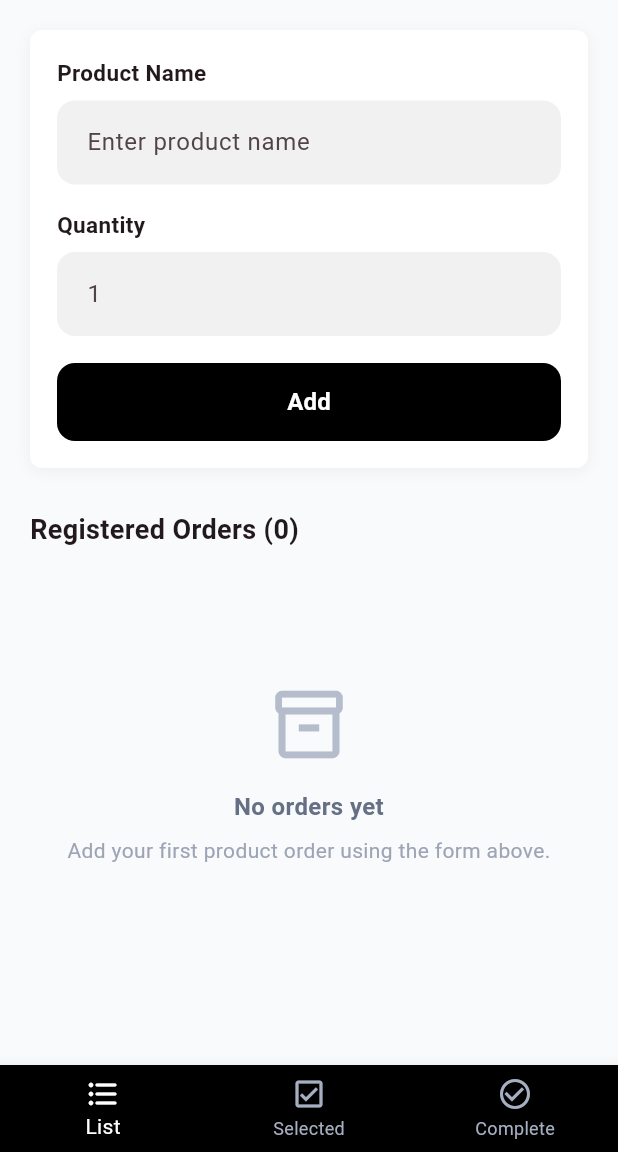
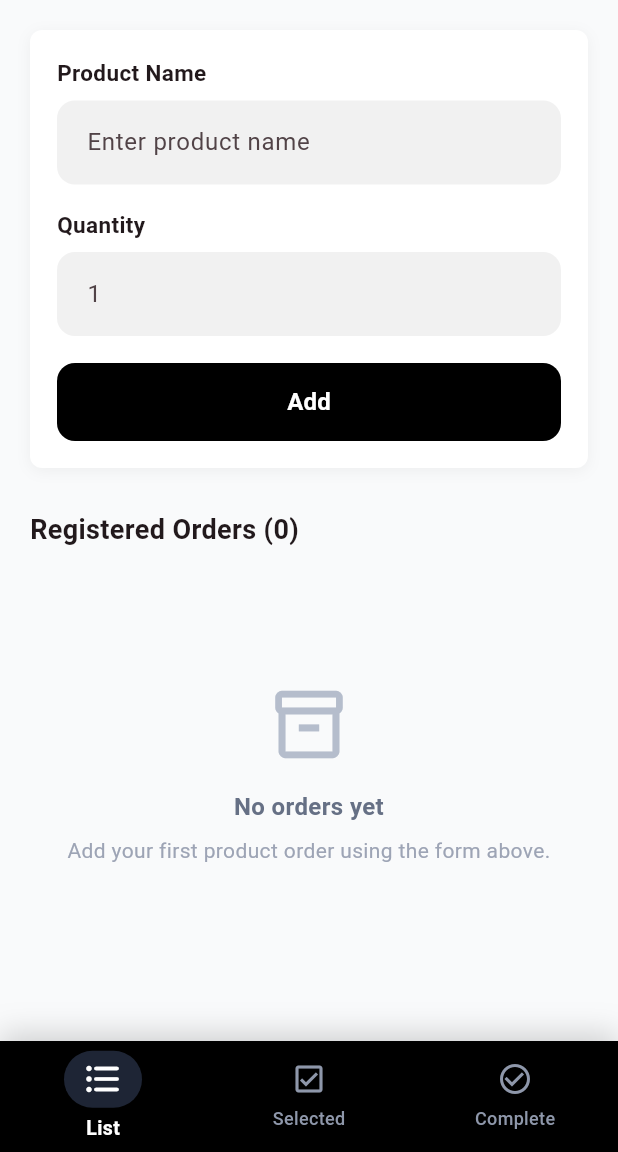
Before and after one commit to Abdallah-Abu-Shawish/github-training-project, a Flutter app: the screen it shows after launch, on a phone screen of 412 x 824 dp, the part 84-1236 px from its top. Run offline on Flutter 3.47's test engine with Material 3 defaults, Android fonts, the phone set to English and light mode, and no system bars; our stand-ins replace get, sqflite; accounts and stored records are empty.

Commit message:
feature branch commit: update bottom navigation design

```diff
--- a/lib/views/home_screen.dart
+++ b/lib/views/home_screen.dart
@@ -59,6 +59,17 @@ class _HomeScreenState extends State<HomeScreen> {
 
   void showCompleteMessage(int count) {
     showMessage('$count item(s) marked as complete!');
+  }
+
+  Widget selectedNavIcon(IconData icon) {
+    return Container(
+      padding: const EdgeInsets.symmetric(horizontal: 12, vertical: 5),
+      decoration: BoxDecoration(
+        color: const Color(0xFF1E2535),
+        borderRadius: BorderRadius.circular(20),
+      ),
+      child: Icon(icon),
+    );
   }
 
   @override
@@ -139,30 +150,70 @@ class _HomeScreenState extends State<HomeScreen> {
 
         return pages[currentIndex];
       }),
-      bottomNavigationBar: BottomNavigationBar(
+      bottomNavigationBar: Container(
+        decoration: BoxDecoration(
+          color: Colors.black,
+          boxShadow: [
+            BoxShadow(
+              color: Colors.black.withValues(alpha: 0.18),
+              blurRadius: 16,
+              offset: const Offset(0, -4),
+            ),
+          ],
+        ),
+        child: BottomNavigationBar(
           backgroundColor: Colors.black,
           selectedItemColor: Colors.white,
-        unselectedItemColor: const Color(0xFFA6AEC1),
+          unselectedItemColor: const Color(0xFF8E97AA),
           currentIndex: currentIndex,
           type: BottomNavigationBarType.fixed,
+          elevation: 0,
+          selectedFontSize: 13,
+          unselectedFontSize: 12,
+          selectedIconTheme: const IconThemeData(size: 28),
+          unselectedIconTheme: const IconThemeData(size: 24),
+          selectedLabelStyle: const TextStyle(fontWeight: FontWeight.w700),
+          unselectedLabelStyle: const TextStyle(fontWeight: FontWeight.w500),
           onTap: (index) {
             setState(() => currentIndex = index);
           },
-        items: const [
+          items: [
             BottomNavigationBarItem(
-            icon: Icon(Icons.format_list_bulleted_rounded),
+              icon: const Padding(
+                padding: EdgeInsets.only(bottom: 4),
+                child: Icon(Icons.format_list_bulleted_rounded),
+              ),
+              activeIcon: Padding(
+                padding: EdgeInsets.only(bottom: 4),
+                child: selectedNavIcon(Icons.format_list_bulleted_rounded),
+              ),
               label: 'List',
             ),
             BottomNavigationBarItem(
-            icon: Icon(Icons.check_box_outlined),
+              icon: const Padding(
+                padding: EdgeInsets.only(bottom: 4),
+                child: Icon(Icons.check_box_outlined),
+              ),
+              activeIcon: Padding(
+                padding: EdgeInsets.only(bottom: 4),
+                child: selectedNavIcon(Icons.check_box_outlined),
+              ),
               label: 'Selected',
             ),
             BottomNavigationBarItem(
-            icon: Icon(Icons.check_circle_outline),
+              icon: const Padding(
+                padding: EdgeInsets.only(bottom: 4),
+                child: Icon(Icons.check_circle_outline),
+              ),
+              activeIcon: Padding(
+                padding: EdgeInsets.only(bottom: 4),
+                child: selectedNavIcon(Icons.check_circle_outline),
+              ),
               label: 'Complete',
             ),
           ],
         ),
+      ),
     );
   }
 }
```
Lines whose indentation alone changed are shown as unchanged.
